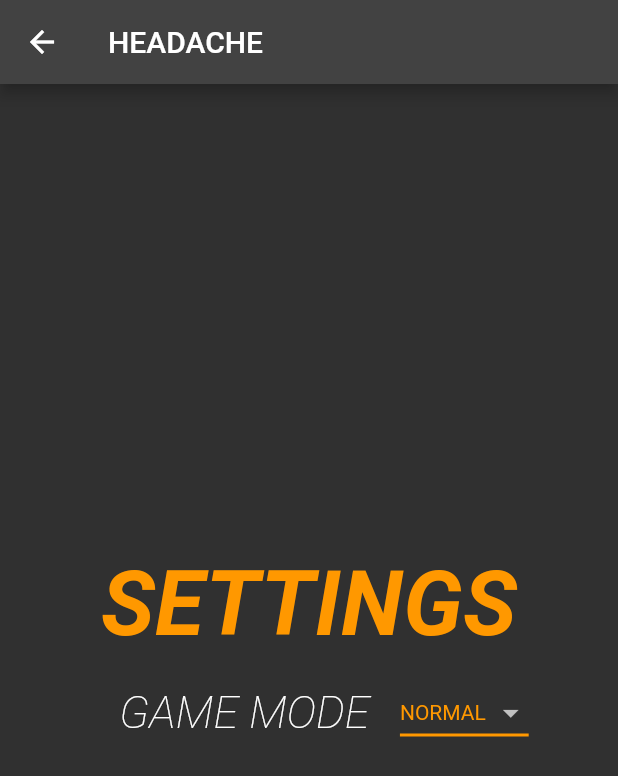
After one commit to vfbluigi/esense_application, a Flutter app: the SettingsScreen screen opened by its route, on a phone screen of 412 x 824 dp. The commit adds this screen. Shown: the top 776 px of the screen. Run offline on Flutter 3.47's test engine with Material 2 defaults, Android fonts, the light colour scheme and no system bars; missing offline and left inert: esense_flutter.

Commit message:
Implemented Settings with Gamemode. Fixed Highscore. Added Icons to buttons. Updated Readme

```diff
--- a/lib/esense/stream_chart/models/event_value.dart
+++ /dev/null
@@ -1,5 +0,0 @@
-class EventValue {
-  EventValue(this.values, this.timeStamp);
-  List<double> values;
-  DateTime timeStamp;
-}
--- a/lib/ingame/screens/esense_connection_screen.dart
+++ b/lib/ingame/screens/esense_connection_screen.dart
@@ -31,6 +31,7 @@ class _ESenseConnectionScreenState extends State<ESenseConnectionScreen> {
 
   @override
   Widget build(BuildContext context) {
+
     return StreamBuilder<ConnectionEvent>(
       stream: ESenseManager().connectionEvents,
       builder: (context, snapshot) {
--- a/lib/main.dart
+++ b/lib/main.dart
@@ -1,3 +1,5 @@
+import 'package:esense_application/about/about_screen.dart';
+import 'package:esense_application/settings/settings_screen.dart';
 import 'package:esense_application/start/start_screen.dart';
 import 'package:flutter/material.dart';
 import 'ingame/screens/esense_connection_screen.dart';
@@ -17,6 +19,8 @@ class MyApp extends StatelessWidget {
       routes: {
         '/': (context) => const StartScreen(),
         '/streambuilder': (context) => const ESenseConnectionScreen(),
+        '/about': (context) => const AboutScreen(),
+        '/settings': (context) => const SettingsScreen(),
       }
     );
   }
--- /dev/null
+++ b/lib/settings/settings_screen.dart
@@ -0,0 +1,101 @@
+import 'package:flutter/material.dart';
+
+class SettingsScreen extends StatefulWidget {
+  const SettingsScreen({Key? key}) : super(key: key);
+
+  static int stepsTillRule = 5;
+  static String currentDropDownValue = 'NORMAL';
+
+  @override
+  State<SettingsScreen> createState() => _SettingsScreenState();
+}
+
+class _SettingsScreenState extends State<SettingsScreen> {
+  String dropdownValue = SettingsScreen.currentDropDownValue;
+
+  void _setStepsTillRule() {
+    switch(dropdownValue) {
+      case 'EASY':
+        SettingsScreen.stepsTillRule = 10;
+        break;
+      case 'NORMAL':
+        SettingsScreen.stepsTillRule = 5;
+        break;
+      case 'HARD':
+        SettingsScreen.stepsTillRule = 3;
+        break;
+      case 'EXTREME':
+        SettingsScreen.stepsTillRule = 1;
+        break;
+    }
+  }
+
+  @override
+  void dispose() {
+    SettingsScreen.currentDropDownValue = dropdownValue;
+    super.dispose();
+  }
+
+  @override
+  Widget build(BuildContext context) {
+    return Scaffold(
+      appBar: AppBar(
+        title: const Text('HEADACHE'),
+      ),
+      body: Column(
+        mainAxisAlignment: MainAxisAlignment.center,
+        children: [
+          const Text(
+            'SETTINGS',
+            textAlign: TextAlign.center,
+            style: TextStyle(
+              color: Colors.orange,
+              fontSize: 60,
+              fontStyle: FontStyle.italic,
+              fontWeight: FontWeight.bold,
+            )
+          ),
+          Row(
+            mainAxisAlignment: MainAxisAlignment.center,
+            children: [
+              const Padding(
+                padding: EdgeInsets.all(20.0),
+                child: Text(
+                  'GAME MODE',
+                  textAlign: TextAlign.center,
+                  style: TextStyle(
+                    fontSize: 30,
+                    fontStyle: FontStyle.italic,
+                    fontWeight: FontWeight.w100,
+                  )
+                ),
+              ),
+              DropdownButton<String>(
+                value: dropdownValue,
+                elevation: 16,
+                style: const TextStyle(color: Colors.orange),
+                underline: Container(
+                  height: 2,
+                  color: Colors.orange,
+                ),
+                onChanged: (String? newValue) {
+                  setState(() {
+                    dropdownValue = newValue!;
+                  });
+                  _setStepsTillRule();
+                },
+                items: <String>['EASY', 'NORMAL', 'HARD', 'EXTREME']
+                    .map<DropdownMenuItem<String>>((String value) {
+                  return DropdownMenuItem<String>(
+                    value: value,
+                    child: Text(value),
+                  );
+                }).toList(),
+              ),
+            ],
+          ),
+        ],
+      ),
+    );
+  }
+}
--- a/lib/start/start_screen.dart
+++ b/lib/start/start_screen.dart
@@ -19,7 +19,9 @@ class StartScreen extends StatelessWidget {
             padding: EdgeInsets.only(bottom: 30),
             child: GameTitle(),
           ),
-          RoundedButton(title: 'START GAME', onPressed: () => Navigator.pushNamed(context, '/streambuilder'),),
+          RoundedButton(title: 'START GAME', onPressed: () => Navigator.pushNamed(context, '/streambuilder'), icon: Icons.play_arrow,),
+          RoundedButton(title: 'SETTINGS', onPressed: () => Navigator.pushNamed(context, '/settings'), icon: Icons.settings),
+          RoundedButton(title: 'ABOUT THE GAME', onPressed: () => Navigator.pushNamed(context, '/about'), icon: Icons.help),
         ],
       ),
     );
```
Also changed, not shown: lib/about/about_screen.dart (added, +44 -0 lines), lib/esense/esense_chart.dart (deleted, +0 -149 lines), lib/esense/stream_chart/chart_legend.dart (deleted, +0 -42 lines), lib/esense/stream_chart/stream_chart.dart (deleted, +0 -60 lines), lib/esense/stream_chart/widgets/stream_line_chart.dart (deleted, +0 -63 lines), lib/ingame/screens/game_screen.dart (+9 -11 lines), lib/ingame/screens/gameover_screen.dart (+7 -4 lines), lib/widgets/rounded_button.dart (+14 -5 lines), 1 other file.
